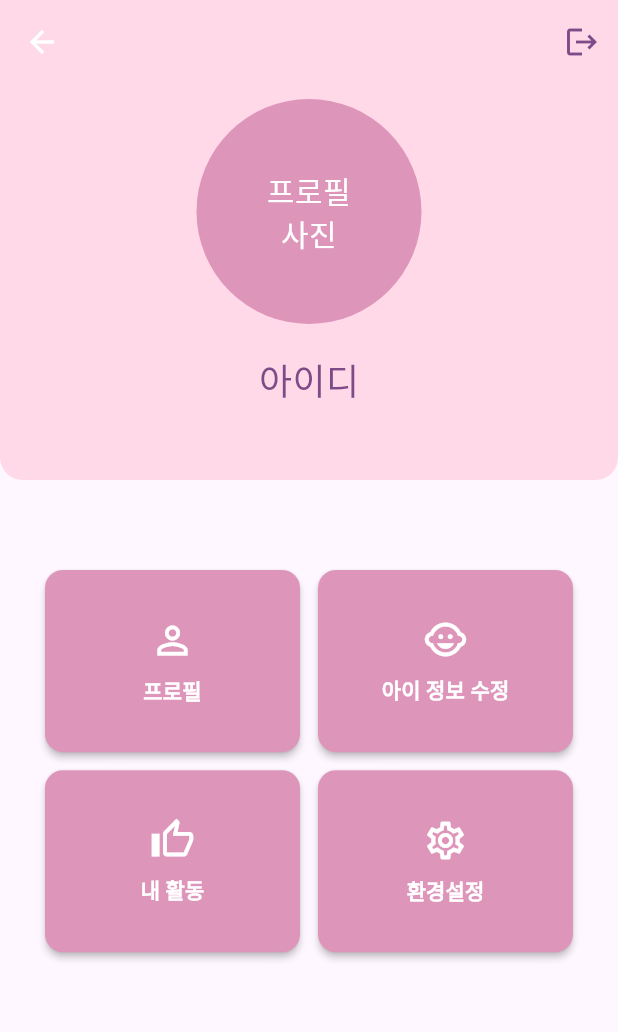
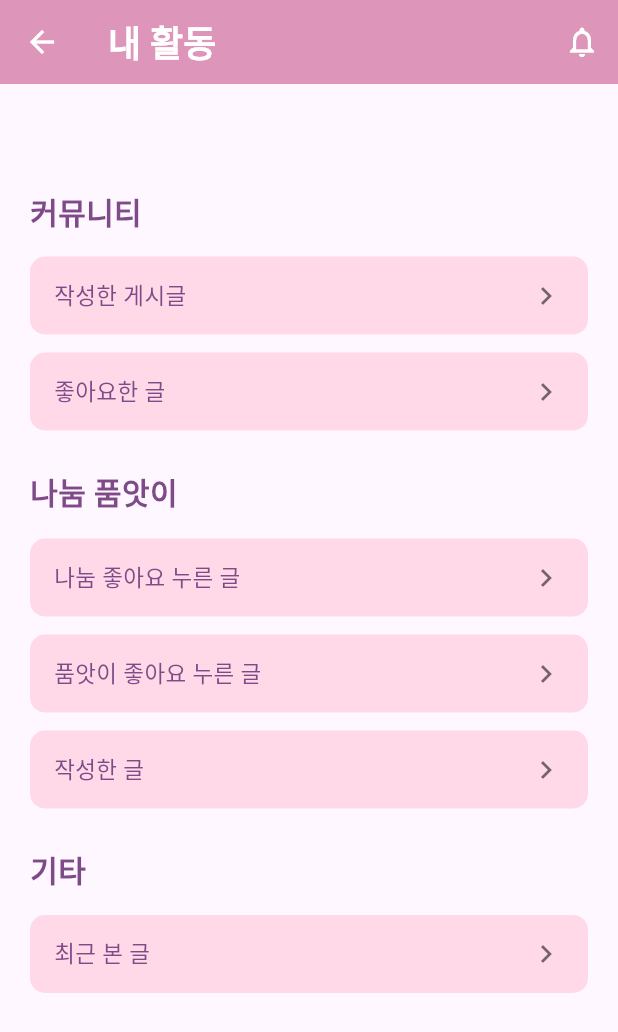
Before and after one commit to shiroHSG/Pium, a Flutter app: the MyPageUI screen opened directly, after a tap on "내 활동", on a phone screen of 412 x 824 dp. Shown: the top 1032 px of the screen. Run offline on Flutter 3.47's test engine with Material 3 defaults, Android fonts, the phone set to English and light mode, and no system bars; our stand-ins replace shared_preferences; accounts and stored records are empty; Roboto replaces fonts that are missing (Jua).

Commit message:
update my_activity_page

```diff
--- a/backend_spring/src/main/frontend_flutter/lib/pages/my_page/babyProfile_edit_page.dart
+++ b/backend_spring/src/main/frontend_flutter/lib/pages/my_page/baby_profile/babyProfile_edit_page.dart
@@ -2,7 +2,7 @@ import 'package:flutter/material.dart';
 import 'package:flutter/services.dart';
 import 'package:frontend_flutter/theme/app_theme.dart';
 import 'package:frontend_flutter/models/baby_profile.dart';
-import '../../screens/my_page/babyProfile_edit_page_ui.dart';
+import '../../../screens/my_page/baby_profile/babyProfile_edit_page_ui.dart';
 
 class BabyProfileEditPage extends StatefulWidget {
   final BabyProfile babyProfile;
--- a/backend_spring/src/main/frontend_flutter/lib/pages/my_page/babyProfile_page.dart
+++ b/backend_spring/src/main/frontend_flutter/lib/pages/my_page/baby_profile/babyProfile_page.dart
@@ -2,8 +2,8 @@ import 'package:flutter/material.dart';
 import 'package:flutter/services.dart';
 import 'package:frontend_flutter/theme/app_theme.dart';
 import 'package:frontend_flutter/models/baby_profile.dart';
-import 'package:frontend_flutter/pages/my_page/babyProfile_edit_page.dart';
-import 'package:frontend_flutter/screens/my_page/babyProfile_ui.dart';
+import 'package:frontend_flutter/pages/my_page/baby_profile/babyProfile_edit_page.dart';
+import 'package:frontend_flutter/screens/my_page/baby_profile/babyProfile_ui.dart';
 
 class BabyProfilePage extends StatefulWidget {
   const BabyProfilePage({Key? key}) : super(key: key);
--- /dev/null
+++ b/backend_spring/src/main/frontend_flutter/lib/pages/my_page/my_activity/my_activity_page.dart
@@ -0,0 +1,104 @@
+import 'package:flutter/material.dart';
+import 'package:frontend_flutter/theme/app_theme.dart';
+
+class MyActivityPage extends StatelessWidget {
+  const MyActivityPage({super.key});
+
+  Widget _buildSectionTitle(String title) {
+    return Padding(
+      padding: const EdgeInsets.fromLTRB(20, 20, 0, 10),
+      child: Text(
+        title,
+        style: const TextStyle(
+          fontSize: 20,
+          fontWeight: FontWeight.bold,
+          color: AppTheme.textPurple,
+        ),
+      ),
+    );
+  }
+
+  Widget _buildActivityButton(String text, VoidCallback onTap) {
+    return Padding(
+      padding: const EdgeInsets.symmetric(horizontal: 20, vertical: 6),
+      child: GestureDetector(
+        onTap: onTap,
+        child: Container(
+          width: double.infinity,
+          padding: const EdgeInsets.symmetric(vertical: 14, horizontal: 16),
+          decoration: BoxDecoration(
+            color: AppTheme.lightPink,
+            borderRadius: BorderRadius.circular(10),
+          ),
+          child: Row(
+            mainAxisAlignment: MainAxisAlignment.spaceBetween,
+            children: [
+              Text(
+                text,
+                style: const TextStyle(
+                  fontSize: 15,
+                  color: AppTheme.textPurple,
+                ),
+              ),
+              const Icon(Icons.chevron_right, color: Colors.black54),
+            ],
+          ),
+        ),
+      ),
+    );
+  }
+
+  @override
+  Widget build(BuildContext context) {
+    return Scaffold(
+      appBar: AppBar(
+        backgroundColor: AppTheme.primaryPurple,
+        elevation: 0,
+        title: const Text('내 활동', style: TextStyle(color: Colors.white)),
+        leading: IconButton(
+          icon: const Icon(Icons.arrow_back, color: Colors.white),
+          onPressed: () => Navigator.pop(context),
+        ),
+        actions: [
+          IconButton(
+            icon: const Icon(Icons.notifications_none, color: Colors.white),
+            onPressed: () {},
+          ),
+        ],
+      ),
+      body: Padding(
+        padding: const EdgeInsets.only(top: 50.0),
+        child: ListView(
+          children: [
+            // 커뮤니티 섹션
+            _buildSectionTitle('커뮤니티'),
+            _buildActivityButton('작성한 게시글', () {
+              print('작성한 게시글');
+            }),
+            _buildActivityButton('좋아요한 글', () {
+              print('좋아요한 글');
+            }),
+
+            // 나눔 품앗이 섹션
+            _buildSectionTitle('나눔 품앗이'),
+            _buildActivityButton('나눔 좋아요 누른 글', () {
+              print('나눔 좋아요 누른 글');
+            }),
+            _buildActivityButton('품앗이 좋아요 누른 글', () {
+              print('품앗이 좋아요 누른 글');
+            }),
+            _buildActivityButton('작성한 글', () {
+              print('작성한 품앗이 글');
+            }),
+
+            // 기타
+            _buildSectionTitle('기타'),
+            _buildActivityButton('최근 본 글', () {
+              print('최근 본 글');
+            }),
+          ],
+        ),
+      ),
+    );
+  }
+}
--- a/backend_spring/src/main/frontend_flutter/lib/pages/my_page/profile_edit_page.dart
+++ b/backend_spring/src/main/frontend_flutter/lib/pages/my_page/profile_edit/profile_edit_page.dart
@@ -4,7 +4,7 @@ import 'package:http/http.dart' as http;
 import 'dart:convert';
 import 'package:frontend_flutter/theme/app_theme.dart';
 
-import '../../screens/my_page/profile_edit_page_ui.dart';
+import '../../../screens/my_page/profile_edit/profile_edit_page_ui.dart';
 
 class ProfileEditPage extends StatefulWidget {
   const ProfileEditPage({Key? key}) : super(key: key);
--- a/backend_spring/src/main/frontend_flutter/lib/screens/my_page/my_page_ui.dart
+++ b/backend_spring/src/main/frontend_flutter/lib/screens/my_page/my_page_ui.dart
@@ -1,8 +1,9 @@
 import 'package:flutter/material.dart';
 import 'package:frontend_flutter/theme/app_theme.dart';
 import 'package:frontend_flutter/pages/auth/login.dart';
-import 'package:frontend_flutter/pages/my_page/profile_edit_page.dart';
-import 'package:frontend_flutter/pages/my_page/babyProfile_page.dart';
+import '../../pages/my_page/baby_profile/babyProfile_page.dart';
+import '../../pages/my_page/my_activity/my_activity_page.dart';
+import '../../pages/my_page/profile_edit/profile_edit_page.dart';
 
 class MyPageUI extends StatelessWidget {
   const MyPageUI({Key? key}) : super(key: key);
@@ -125,6 +126,10 @@ class _MyPageButtonsGrid extends StatelessWidget {
             textSize: 14,
             onTap: () {
               print('내 활동');
+              Navigator.push(
+                context,
+                MaterialPageRoute(builder: (context) => const MyActivityPage()),
+              );
             },
           ),
           _buildMyPageButton(
--- a/backend_spring/src/main/frontend_flutter/lib/widgets/custom_drawer.dart
+++ b/backend_spring/src/main/frontend_flutter/lib/widgets/custom_drawer.dart
@@ -1,7 +1,8 @@
 import 'package:flutter/material.dart';
 import '../models/auth/auth_services.dart';
 import '../pages/calendar_page/calendar_page.dart';
-import '../pages/my_page/babyProfile_page.dart';
+import '../pages/my_page/baby_profile/babyProfile_page.dart';
+import '../pages/my_page/my_activity/my_activity_page.dart';
 import '../pages/policy_page/policy_page.dart';
 import '../pages/sharing_page/sharing_page.dart';
 import '../pages/community/community_page.dart';
@@ -133,6 +134,10 @@ class CustomDrawer extends StatelessWidget {
               title: const Text('내 활동'),
               onTap: () {
                 Navigator.pop(context);
+                Navigator.push(
+                  context,
+                  MaterialPageRoute(builder: (context) => const MyActivityPage()),
+                );
               },
             ),
             ListTile(
```
Also changed, not shown: backend_spring/src/main/frontend_flutter/lib/screens/my_page/baby_profile/babyProfile_edit_page_ui.dart (renamed from backend_spring/src/main/frontend_flutter/lib/screens/my_page/babyProfile_edit_page_ui.dart), backend_spring/src/main/frontend_flutter/lib/screens/my_page/baby_profile/babyProfile_ui.dart (renamed from backend_spring/src/main/frontend_flutter/lib/screens/my_page/babyProfile_ui.dart), backend_spring/src/main/frontend_flutter/lib/screens/my_page/profile_edit/profile_edit_page_ui.dart (renamed from backend_spring/src/main/frontend_flutter/lib/screens/my_page/profile_edit_page_ui.dart).
